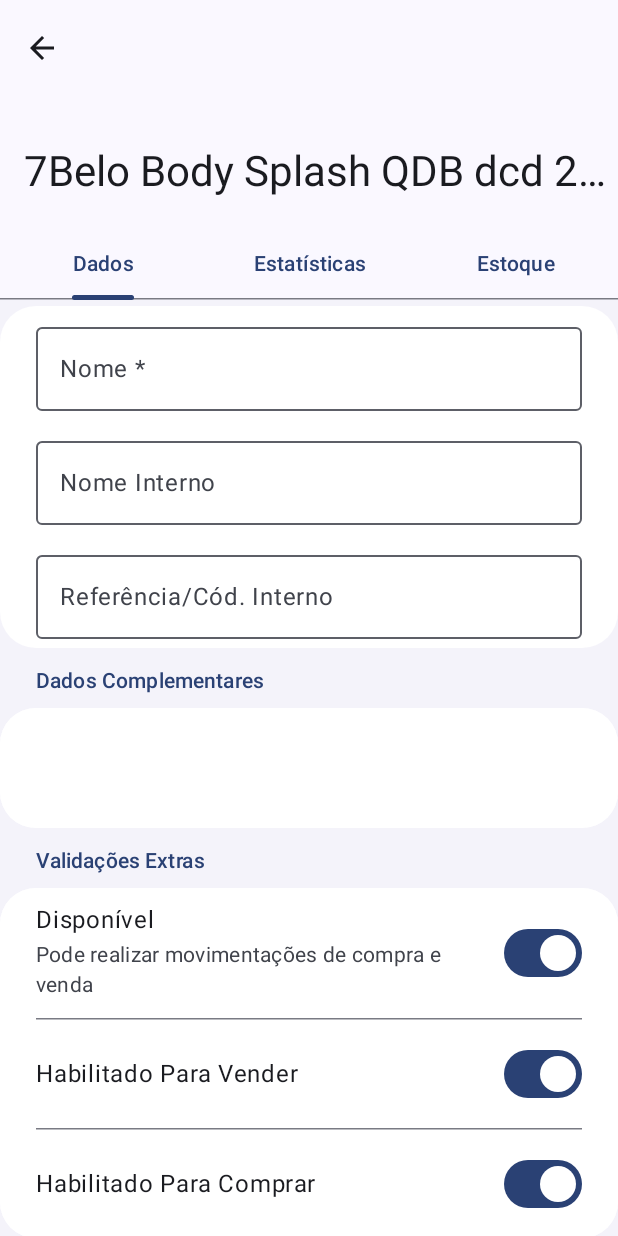
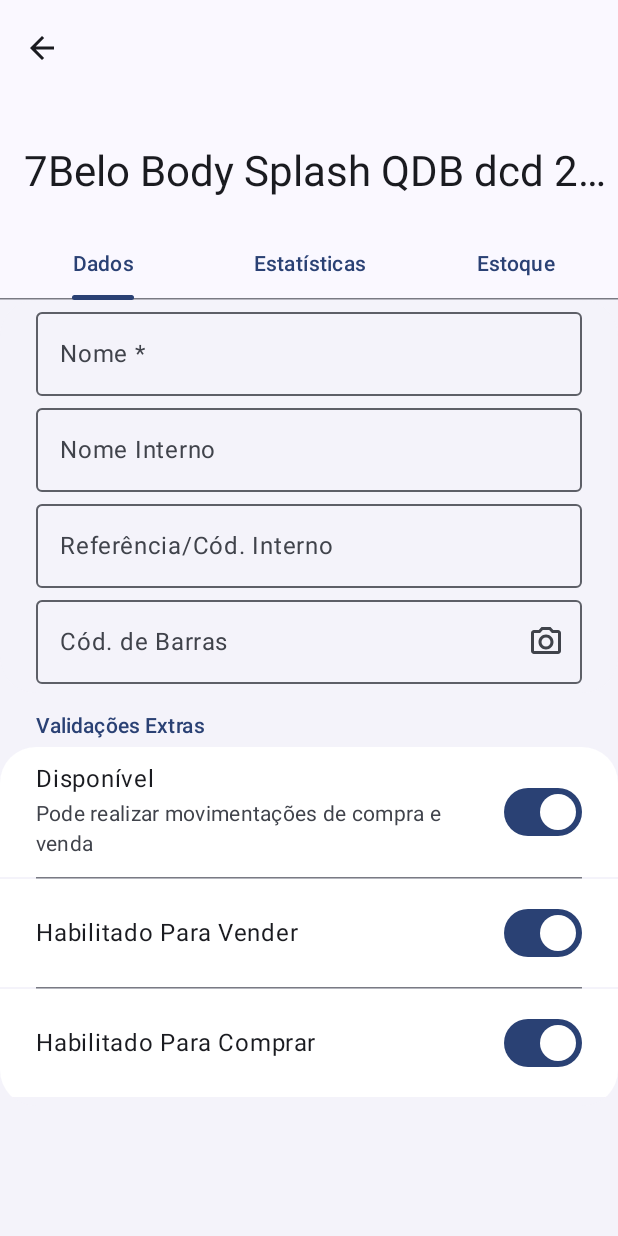
Before and after one commit to gabrielwbenatti/cosmetika, an Android app built with Jetpack Compose: the ProductsDetailPage screen opened through its navigation route, on a phone screen of 412 x 824 dp. Run offline under Robolectric (Android 15) with nearby library versions, the phone set to English and light mode, and no system bars.

Commit message:
update AGP

```diff
--- a/CosmetikaApp/app/src/main/java/com/nittbae/cosmetika/ui/components/base/CKGroupItems.kt
+++ b/CosmetikaApp/app/src/main/java/com/nittbae/cosmetika/ui/components/base/CKGroupItems.kt
@@ -28,15 +28,15 @@ fun CKGroupItems(
 
     Column {
         groupTitle?.invoke()
-        Box(modifier = Modifier.height(CKLayout.V_PADDING / 3))
         Surface(
             modifier = Modifier
                 .fillMaxWidth()
                 .clip(RoundedCornerShape(CKLayout.H_PADDING)),
-            color = surfaceColor ?: colorScheme.surfaceContainerLowest
+            color = surfaceColor ?: colorScheme.surfaceContainerLow
         ) {
             Column {
                 content()
+                Box(modifier = Modifier.height(CKLayout.V_PADDING / 2))
             }
         }
     }
--- a/CosmetikaApp/app/src/main/java/com/nittbae/cosmetika/ui/components/base/CKOutlinedTextField.kt
+++ b/CosmetikaApp/app/src/main/java/com/nittbae/cosmetika/ui/components/base/CKOutlinedTextField.kt
@@ -23,7 +23,7 @@ fun CKOutlinedTextField(
 ) {
     OutlinedTextField(
         modifier = modifier
-            .padding(horizontal = CKLayout.H_PADDING, vertical = CKLayout.H_PADDING / 4),
+            .padding(horizontal = CKLayout.H_PADDING),
         label = { Text(text = label) },
         value = value,
         trailingIcon = trailingIcon,
--- a/CosmetikaApp/app/src/main/java/com/nittbae/cosmetika/ui/components/ckswitch/CKSwitchTile.kt
+++ b/CosmetikaApp/app/src/main/java/com/nittbae/cosmetika/ui/components/ckswitch/CKSwitchTile.kt
@@ -11,6 +11,7 @@ import androidx.compose.material3.Switch
 import androidx.compose.material3.Text
 import androidx.compose.runtime.Composable
 import androidx.compose.ui.Modifier
+import androidx.compose.ui.text.font.FontWeight
 import androidx.compose.ui.tooling.preview.Preview
 import androidx.compose.ui.unit.dp
 import com.nittbae.cosmetika.ui.components.base.CKTile
@@ -41,7 +42,8 @@ fun CKSwitchTile(
                     text = headline,
                     maxLines = maxLineHeadline,
                     style = MaterialTheme.typography.bodyLarge.copy(
-                                color = colorScheme.onSurface
+                        color = colorScheme.onSurface,
+//                        fontWeight = FontWeight.W500
                     )
                 )
 
--- a/CosmetikaApp/app/src/main/java/com/nittbae/cosmetika/ui/page/home/products/detail/ProductsDetailPage.kt
+++ b/CosmetikaApp/app/src/main/java/com/nittbae/cosmetika/ui/page/home/products/detail/ProductsDetailPage.kt
@@ -18,9 +18,11 @@ import androidx.compose.runtime.mutableStateOf
 import androidx.compose.runtime.remember
 import androidx.compose.runtime.setValue
 import androidx.compose.ui.Modifier
+import androidx.compose.ui.res.painterResource
 import androidx.compose.ui.text.input.ImeAction
 import androidx.compose.ui.text.style.TextOverflow
 import androidx.navigation.NavController
+import com.nittbae.cosmetika.R
 import com.nittbae.cosmetika.ui.components.base.CKGroupItems
 import com.nittbae.cosmetika.ui.components.base.CKOutlinedTextField
 import com.nittbae.cosmetika.ui.components.base.CKScaffold
@@ -78,43 +80,38 @@ fun ProductsDetailPage(
             item {
                 CKGroupItems {
                     CKOutlinedTextField(
-                        modifier = Modifier
-                            .fillMaxWidth(),
+                        modifier = Modifier.fillMaxWidth(),
                         label = "Nome *",
                         value = "",
                         imeAction = ImeAction.Next,
                         onValueChange = {}
                     )
                     CKOutlinedTextField(
-                        modifier = Modifier
-                            .fillMaxWidth(),
+                        modifier = Modifier.fillMaxWidth(),
                         label = "Nome Interno",
                         value = "",
                         imeAction = ImeAction.Next,
                         onValueChange = {}
                     )
                     CKOutlinedTextField(
-                        modifier = Modifier
-                            .fillMaxWidth(),
+                        modifier = Modifier.fillMaxWidth(),
                         label = "Referência/Cód. Interno",
                         value = "",
                         imeAction = ImeAction.Next,
                         onValueChange = {}
                     )
-                }
-            }
-
-            item {
-                CKGroupItems(groupTitle = {
-                    CKSubtitle(
-                        modifier = Modifier.fillMaxWidth(),
-                        text = "Dados Complementares"
-                    )
-                }) {
-                    CKTextField(
+                    CKOutlinedTextField(
                         modifier = Modifier.fillMaxWidth(),
                         value = barCode,
                         label = "Cód. de Barras",
+                        trailingIcon = {
+                            IconButton(onClick = {}) {
+                                Icon(
+                                    painter = painterResource(id = R.drawable.outline_camera_alt_24),
+                                    contentDescription = ""
+                                )
+                            }
+                        },
                         onValueChange = { barCode = it }
                     )
                 }
--- a/CosmetikaApp/gradle/libs.versions.toml
+++ b/CosmetikaApp/gradle/libs.versions.toml
@@ -1,5 +1,5 @@
 [versions]
-agp = "8.3.1"
+agp = "8.4.0"
 kotlin = "1.9.0"
 coreKtx = "1.12.0"
 junit = "4.13.2"
```
Also changed, not shown: CosmetikaApp/gradle/wrapper/gradle-wrapper.properties, 1 other file. Lines whose indentation alone changed are shown as unchanged.
